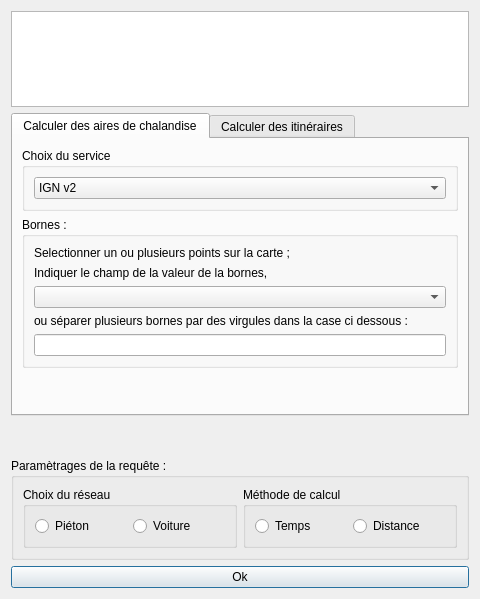
Above: iso_ign_dialog_base.ui from cartoinddigo/iso_ign before the change. Below: the same form after it.
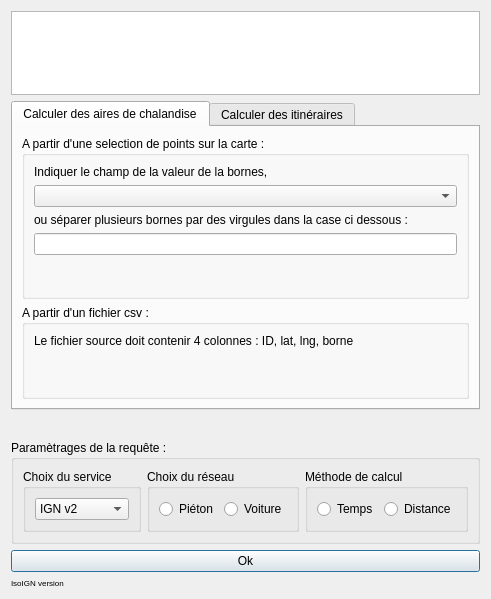
That is the form after the change. Custom widgets are drawn as their Qt base class.

The edit to the form file:
```diff
--- a/iso_ign_dialog_base.ui
+++ b/iso_ign_dialog_base.ui
@@ -34,48 +34,12 @@
        <string>Calculer des aires de chalandise</string>
       </attribute>
       <layout class="QVBoxLayout" name="verticalLayout_5">
-       <item>
-        <widget class="QGroupBox" name="groupBox_3">
-         <property name="title">
-          <string>Choix du service</string>
-         </property>
-         <layout class="QHBoxLayout" name="horizontalLayout_4">
-          <item>
-           <widget class="QComboBox" name="cb_choix_api">
-            <property name="currentText">
-             <string>IGN v2</string>
-            </property>
-            <property name="currentIndex">
-             <number>1</number>
-            </property>
-            <item>
-             <property name="text">
-              <string>IGN v1</string>
-             </property>
-            </item>
-            <item>
-             <property name="text">
-              <string>IGN v2</string>
-             </property>
-            </item>
-           </widget>
-          </item>
-         </layout>
-        </widget>
-       </item>
        <item>
         <widget class="QGroupBox" name="groupBox">
          <property name="title">
-          <string>Bornes :</string>
+          <string>A partir d'une selection de points sur la carte :</string>
          </property>
          <layout class="QVBoxLayout" name="verticalLayout_3">
-          <item>
-           <widget class="QLabel" name="label_6">
-            <property name="text">
-             <string>Selectionner un ou plusieurs points sur la carte ;</string>
-            </property>
-           </widget>
-          </item>
           <item>
            <widget class="QLabel" name="label_3">
             <property name="text">
@@ -96,21 +60,53 @@
           <item>
            <widget class="QLineEdit" name="lineEdit_user_rq"/>
           </item>
+          <item>
+           <spacer name="verticalSpacer_3">
+            <property name="orientation">
+             <enum>Qt::Vertical</enum>
+            </property>
+            <property name="sizeHint" stdset="0">
+             <size>
+              <width>20</width>
+              <height>40</height>
+             </size>
+            </property>
+           </spacer>
+          </item>
          </layout>
         </widget>
        </item>
        <item>
-        <spacer name="verticalSpacer_2">
-         <property name="orientation">
-          <enum>Qt::Vertical</enum>
+        <widget class="QGroupBox" name="groupBox_4">
+         <property name="title">
+          <string>A partir d'un fichier csv :</string>
          </property>
-         <property name="sizeHint" stdset="0">
-          <size>
-           <width>20</width>
-           <height>40</height>
-          </size>
-         </property>
-        </spacer>
+         <layout class="QVBoxLayout" name="verticalLayout">
+          <item>
+           <widget class="QLabel" name="label_9">
+            <property name="text">
+             <string>Le fichier source doit contenir 4 colonnes : ID, lat, lng, borne</string>
+            </property>
+           </widget>
+          </item>
+          <item>
+           <widget class="QgsFileWidget" name="csv_selector"/>
+          </item>
+          <item>
+           <spacer name="verticalSpacer_2">
+            <property name="orientation">
+             <enum>Qt::Vertical</enum>
+            </property>
+            <property name="sizeHint" stdset="0">
+             <size>
+              <width>20</width>
+              <height>40</height>
+             </size>
+            </property>
+           </spacer>
+          </item>
+         </layout>
+        </widget>
        </item>
       </layout>
      </widget>
@@ -208,6 +204,35 @@
       <string>Paramètrages de la requête :</string>
      </property>
      <layout class="QHBoxLayout" name="horizontalLayout_3">
+      <item>
+       <widget class="QGroupBox" name="groupBox_3">
+        <property name="title">
+         <string>Choix du service</string>
+        </property>
+        <layout class="QHBoxLayout" name="horizontalLayout_4">
+         <item>
+          <widget class="QComboBox" name="cb_choix_api">
+           <property name="currentText">
+            <string>IGN v2</string>
+           </property>
+           <property name="currentIndex">
+            <number>1</number>
+           </property>
+           <item>
+            <property name="text">
+             <string>IGN v1</string>
+            </property>
+           </item>
+           <item>
+            <property name="text">
+             <string>IGN v2</string>
+            </property>
+           </item>
+          </widget>
+         </item>
+        </layout>
+       </widget>
+      </item>
       <item>
        <widget class="QGroupBox" name="groupBox_reseau">
         <property name="title">
@@ -264,6 +289,18 @@
      </property>
     </widget>
    </item>
+   <item>
+    <widget class="QLabel" name="lbl_appver">
+     <property name="font">
+      <font>
+       <pointsize>6</pointsize>
+      </font>
+     </property>
+     <property name="text">
+      <string>IsoIGN version</string>
+     </property>
+    </widget>
+   </item>
   </layout>
  </widget>
  <customwidgets>
@@ -272,6 +309,11 @@
    <extends>QComboBox</extends>
    <header>qgsfieldcombobox.h</header>
   </customwidget>
+  <customwidget>
+   <class>QgsFileWidget</class>
+   <extends>QWidget</extends>
+   <header>qgsfilewidget.h</header>
+  </customwidget>
   <customwidget>
    <class>QgsMapLayerComboBox</class>
    <extends>QComboBox</extends>
```
